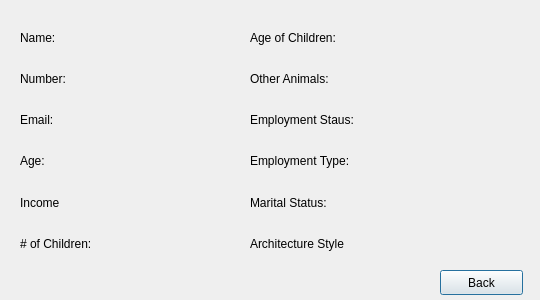
The window that clientdetailsview.ui (maliklewis/comp3004) describes before a commit, drawn with Qt 5.
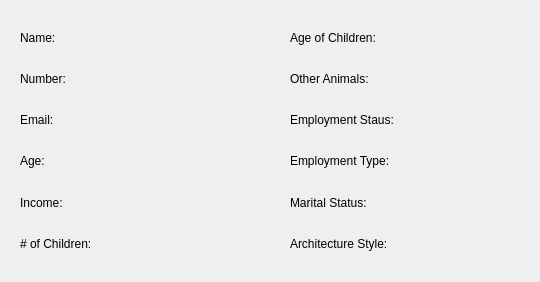
The same window after the commit.

```diff
--- a/clientdetailsview.ui
+++ b/clientdetailsview.ui
@@ -7,7 +7,7 @@
     <x>0</x>
     <y>0</y>
     <width>540</width>
-    <height>300</height>
+    <height>282</height>
    </rect>
   </property>
   <property name="windowTitle">
@@ -16,9 +16,9 @@
   <widget class="QWidget" name="layoutWidget">
    <property name="geometry">
     <rect>
-     <x>130</x>
+     <x>120</x>
      <y>20</y>
-     <width>93</width>
+     <width>151</width>
      <height>241</height>
     </rect>
    </property>
@@ -70,9 +70,9 @@
   <widget class="QWidget" name="layoutWidget_2">
    <property name="geometry">
     <rect>
-     <x>410</x>
+     <x>440</x>
      <y>20</y>
-     <width>101</width>
+     <width>91</width>
      <height>241</height>
     </rect>
    </property>
@@ -121,19 +121,6 @@
     </item>
    </layout>
   </widget>
-  <widget class="QPushButton" name="backButton">
-   <property name="geometry">
-    <rect>
-     <x>440</x>
-     <y>270</y>
-     <width>83</width>
-     <height>25</height>
-    </rect>
-   </property>
-   <property name="text">
-    <string>Back</string>
-   </property>
-  </widget>
   <widget class="QWidget" name="layoutWidget">
    <property name="geometry">
     <rect>
@@ -175,7 +162,7 @@
     <item>
      <widget class="QLabel" name="incomeLabel">
       <property name="text">
-       <string>Income</string>
+       <string>Income:</string>
       </property>
      </widget>
     </item>
@@ -191,7 +178,7 @@
   <widget class="QWidget" name="layoutWidget">
    <property name="geometry">
     <rect>
-     <x>250</x>
+     <x>290</x>
      <y>20</y>
      <width>130</width>
      <height>241</height>
@@ -236,7 +223,7 @@
     <item>
      <widget class="QLabel" name="styleLabel">
       <property name="text">
-       <string>Architecture Style</string>
+       <string>Architecture Style:</string>
       </property>
      </widget>
     </item>
```
Left out of the diff: 2 changed lines with no effect on the pictures.
